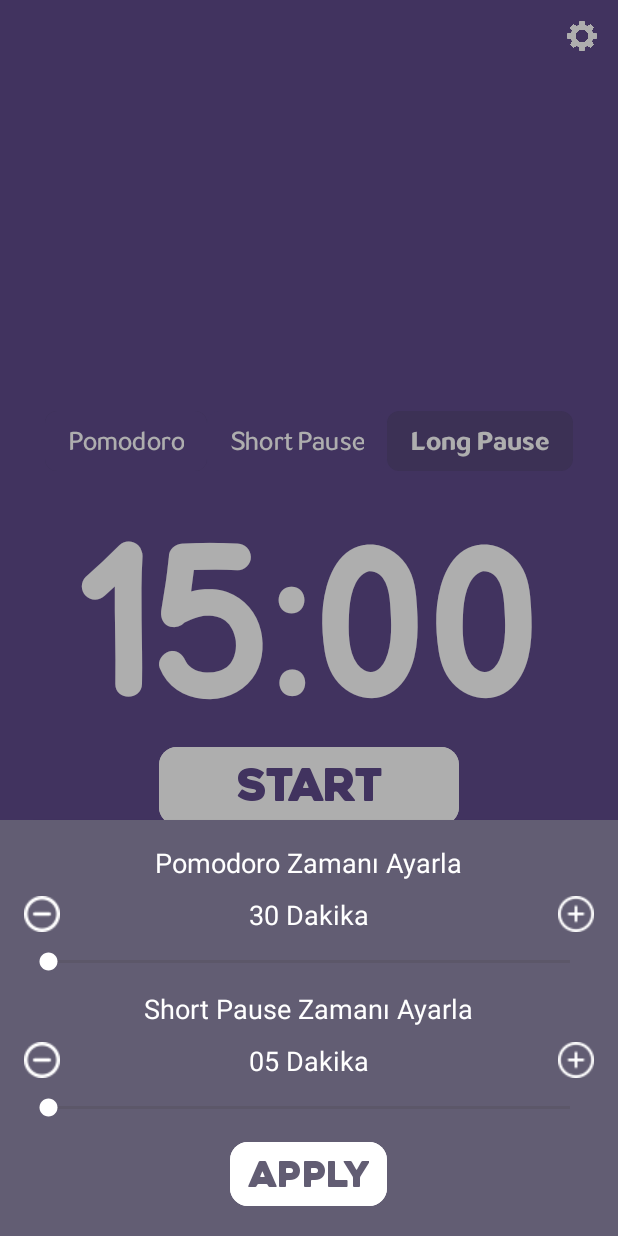
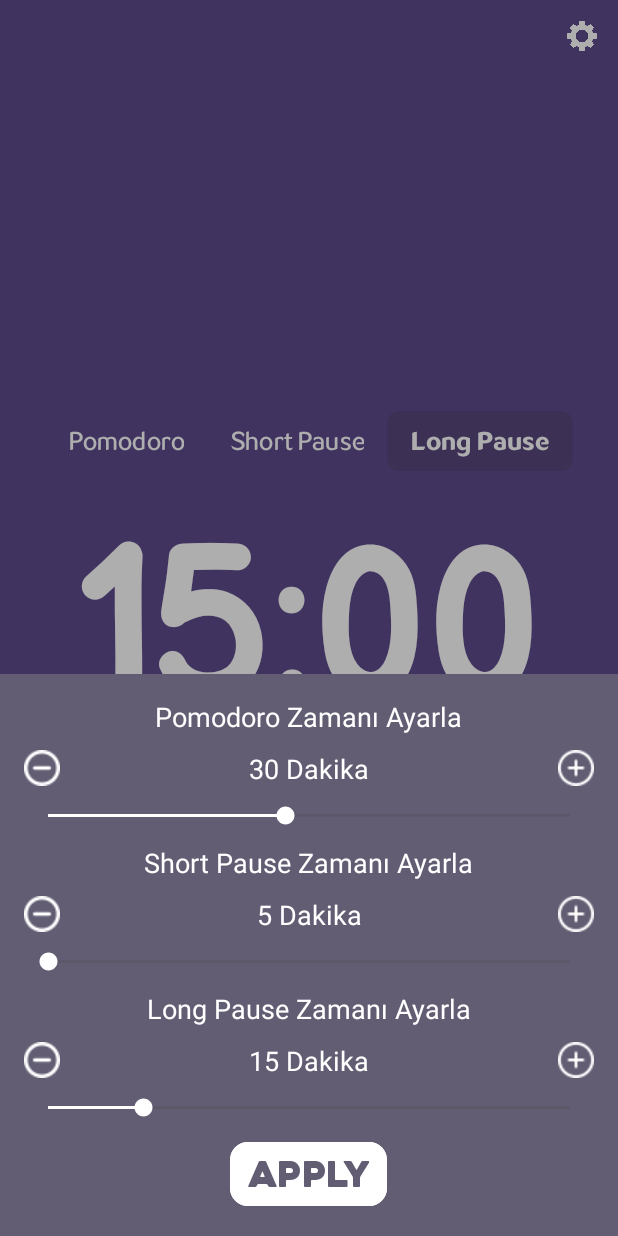
Before and after one commit to mlhakyz/pomodoro, an Android app: the screen it shows after launch (MainActivity), after a tap on an icon or button, on a phone screen of 412 x 824 dp. Run offline under Robolectric (Android 15) with nearby library versions, the light colour scheme and no system bars; 3 other taps on this screen came first.

Commit message:
Tests have been conducted for the Bottom Sheet, and errors resulting from the tests have been addressed. For example, when the time was set to 5 minutes, it was displaying 5:00 instead of 05:00.

```diff
--- a/app/src/main/java/com/mlhakyz/pomodoro/BottomSheetFragment.kt
+++ b/app/src/main/java/com/mlhakyz/pomodoro/BottomSheetFragment.kt
@@ -42,7 +42,7 @@ class BottomSheetFragment : BottomSheetDialogFragment() {
         val btnApply = bindingFragment.btnApply
         println("girdi: ss")
         // SharedPreferences'ten son seek bar değerlerini al
-        val pomodoroProgress = sharedPreferences.getInt("pomodoroProgress", 0)
+        val pomodoroProgress = sharedPreferences.getInt("pomodoroProgress", 5)
         val shortPauseProgress = sharedPreferences.getInt("shortPauseProgress", 0)
 
         val pomodoroBottomSheetText = sharedPreferences.getInt("pomodoroBottomSheetText", 30)
@@ -52,7 +52,7 @@ class BottomSheetFragment : BottomSheetDialogFragment() {
         bindingFragment.seekBarShortPause.progress = shortPauseProgress
 
         bindingFragment.tvSelectedPomodoroTime.text = "$pomodoroBottomSheetText Dakika"
-        bindingFragment.tvSelectedShortPauseTime.text=  "0$shortPauseBottomSheetText Dakika"
+        bindingFragment.tvSelectedShortPauseTime.text=  "$shortPauseBottomSheetText Dakika"
 
         val seekBarPomodoro = bindingFragment.seekBarPomodoro
         val tvSelectedPomodoroTime = bindingFragment.tvSelectedPomodoroTime
--- a/app/src/main/res/layout/fragment_bottom_sheet.xml
+++ b/app/src/main/res/layout/fragment_bottom_sheet.xml
@@ -131,6 +131,68 @@
             android:tickMarkTint="@android:color/white" />
     </LinearLayout>
 
+    <!-- LongPause zamanı ayarla yazısı -->
+    <TextView
+        android:id="@+id/tvLongPauseTitle"
+        android:textColor="@color/white"
+        android:layout_width="wrap_content"
+        android:layout_height="wrap_content"
+        android:text="Long Pause Zamanı Ayarla"
+        android:textSize="18sp"
+        android:layout_marginBottom="10dp"/>
+
+    <LinearLayout
+        android:layout_width="match_parent"
+        android:layout_height="wrap_content"
+        android:gravity="center_vertical">
+
+        <!-- - butonu -->
+        <ImageButton
+            android:id="@+id/btnLongPauseMinus"
+            android:layout_width="wrap_content"
+            android:layout_height="wrap_content"
+            android:src="@drawable/minus24"
+            android:background="@android:color/transparent" />
+
+        <!-- Dakika göstergesi -->
+
+        <!-- + butonu -->
+        <TextView
+            android:id="@+id/tvSelectedLongPauseTime"
+            android:layout_width="0dp"
+            android:layout_height="wrap_content"
+            android:layout_weight="1"
+            android:gravity="center"
+            android:text="15 Dakika"
+            android:textColor="@color/white"
+            android:textSize="18sp" />
+
+        <ImageButton
+            android:id="@+id/btnLongPausePlus"
+            android:layout_width="wrap_content"
+            android:layout_height="wrap_content"
+            android:src="@drawable/add24"
+            android:background="@android:color/transparent" />
+
+    </LinearLayout>
+
+    <LinearLayout
+        android:layout_width="match_parent"
+        android:layout_height="wrap_content"
+        android:layout_marginTop="10dp"
+        android:layout_marginBottom="10dp">
+        <SeekBar
+            android:id="@+id/seekBarLongPause"
+            android:layout_width="0dp"
+            android:layout_height="wrap_content"
+            android:layout_weight="1"
+            android:max="11"
+            android:progress="2"
+            android:progressTint="@android:color/white"
+            android:thumbTint="@android:color/white"
+            android:tickMarkTint="@android:color/white" />
+    </LinearLayout>
+
     <com.google.android.material.button.MaterialButton
         android:id="@+id/btnApply"
         android:layout_width="wrap_content"
```
Also changed, not shown: app/src/main/java/com/mlhakyz/pomodoro/MainActivity.kt (+65 -15 lines).
